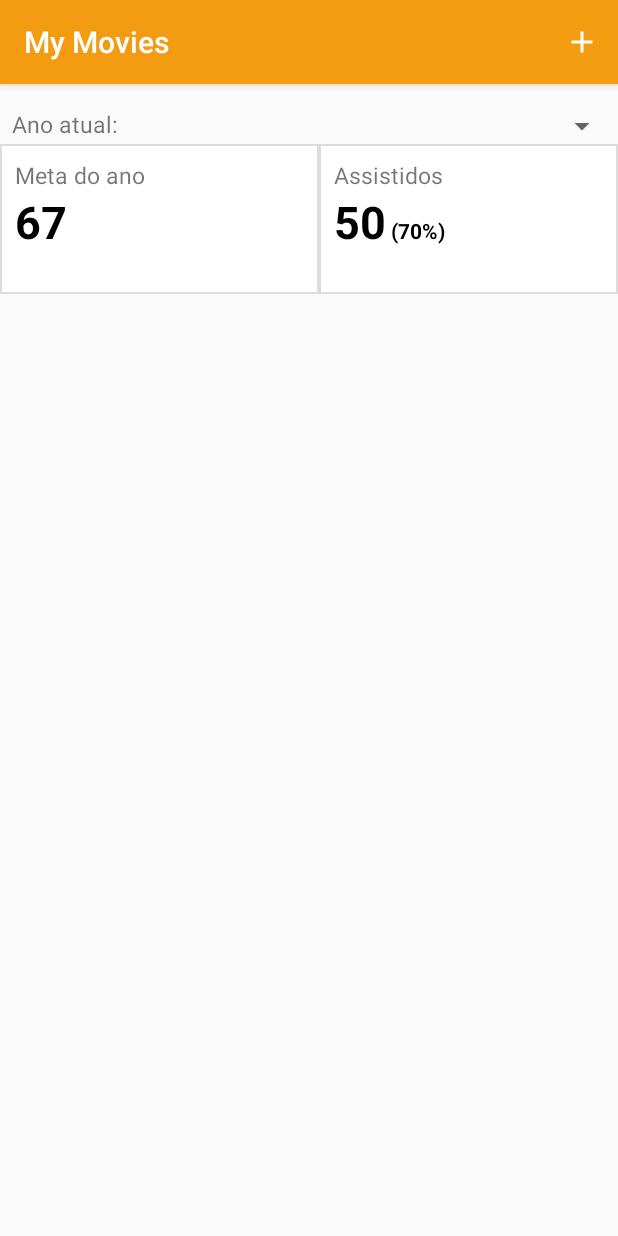
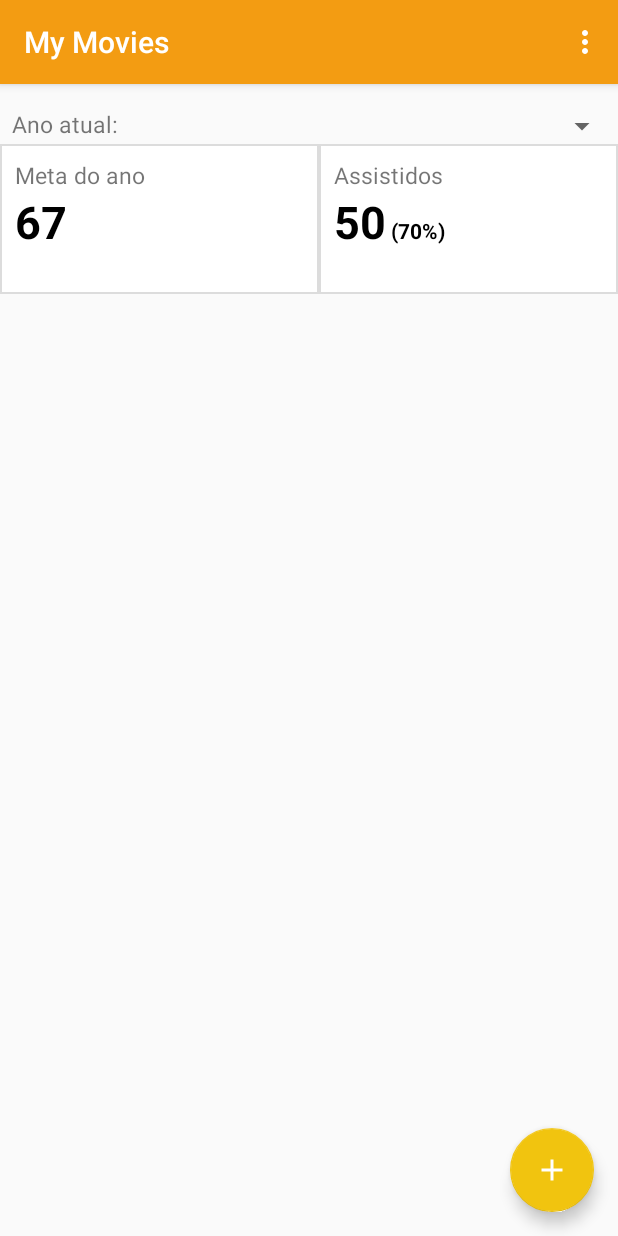
Before and after one commit to cayque16/Gerencia-Filmes, an Android app: the MainActivity screen opened directly, with no data from a screen before it, on a phone screen of 412 x 824 dp. Run offline under Robolectric (Android 15) with nearby library versions, the phone set to English and light mode, and no system bars; libraries missing offline, so code that uses them is left out: retrofit2.converter.jackson; 7 statements that could not run were skipped.

Commit message:
Adicionando um FloatingActionButton na tela inicial para cadastrar novos filmes assistidos e transformando o menu em um botao para fazer logout.

```diff
--- a/Filmes/app/src/main/java/br/com/flash/filmes/activitys/MainActivity.java
+++ b/Filmes/app/src/main/java/br/com/flash/filmes/activitys/MainActivity.java
@@ -6,6 +6,7 @@ import android.content.DialogInterface;
 import android.content.Intent;
 import android.os.Bundle;
 import android.os.Handler;
+import android.support.design.widget.FloatingActionButton;
 import android.support.v4.widget.SwipeRefreshLayout;
 import android.util.Log;
 import android.view.ContextMenu;
@@ -58,6 +59,7 @@ public class MainActivity extends SuperActivity {
     private Spinner spinnerAnoMeta;
     private Dialog dialog;
     private SwipeRefreshLayout swipeMain;
+    private FloatingActionButton btnAdd;
 
     @Override
     protected void onCreate(Bundle savedInstanceState) {
@@ -98,6 +100,14 @@ public class MainActivity extends SuperActivity {
         percentualAssistidos = findViewById(R.id.main_percentual_assistido);
         metaDoAno = findViewById(R.id.main_meta);
         spinnerAnoMeta = findViewById(R.id.main_spinner_ano_meta);
+        btnAdd = findViewById(R.id.main_btn_add);
+
+        btnAdd.setOnClickListener(new View.OnClickListener() {
+            @Override
+            public void onClick(View view) {
+                startActivity(new Intent(getBaseContext(), AddFilmeActivity.class));
+            }
+        });
 
         dialog = new Dialog(this);
         dialog = criaDialog();
@@ -279,10 +289,9 @@ public class MainActivity extends SuperActivity {
     public boolean onOptionsItemSelected(MenuItem item) {
 
         switch (item.getItemId()) {
-            case R.id.menu_main_add:
-                Intent vaiParaAddFilme = new Intent(this, AddFilmeActivity.class);
-                startActivity(vaiParaAddFilme);
-                break;
+            case R.id.menu_main_sair:
+                Toast.makeText(this, "Logout", Toast.LENGTH_SHORT).show();
+            break;
         }
 
         return super.onOptionsItemSelected(item);
--- a/Filmes/app/src/main/res/layout/activity_main.xml
+++ b/Filmes/app/src/main/res/layout/activity_main.xml
@@ -19,7 +19,7 @@
             android:layout_height="wrap_content"
             android:layout_marginLeft="8dp"
             android:layout_marginTop="8dp"
-            android:layout_weight="1"
+            android:layout_weight="3"
             android:text="Ano atual:"
             android:textSize="15sp" />
 
@@ -111,6 +111,11 @@
 
     </LinearLayout>
 
+    <FrameLayout
+        android:layout_width="wrap_content"
+        android:layout_height="wrap_content"
+        android:layout_weight="1">
+
     <android.support.v4.widget.SwipeRefreshLayout
         android:id="@+id/swipe_lista_main"
         android:layout_width="match_parent"
@@ -122,9 +127,18 @@
             android:layout_width="match_parent"
             android:layout_height="match_parent"
             android:layout_weight="1"
-            android:divider="@null">
-        </ListView>
+            android:divider="@null"></ListView>
 
     </android.support.v4.widget.SwipeRefreshLayout>
 
+    <android.support.design.widget.FloatingActionButton
+        android:id="@+id/main_btn_add"
+        android:layout_width="wrap_content"
+        android:layout_height="wrap_content"
+        android:layout_gravity="end|bottom"
+        android:layout_margin="16sp"
+        android:src="@drawable/ic_add_white" />
+
+    </FrameLayout>
+
 </LinearLayout>
--- a/Filmes/app/src/main/res/menu/menu_lista_filmes.xml
+++ b/Filmes/app/src/main/res/menu/menu_lista_filmes.xml
@@ -3,7 +3,7 @@
     xmlns:app="http://schemas.android.com/apk/res-auto">
     <item
         android:id="@+id/menu_lista_filmes_add"
-        android:icon="@drawable/ic_add_black"
+        android:icon="@drawable/ic_add_white"
         android:title="Adicionar"
         app:showAsAction="always"></item>
 </menu>
--- a/Filmes/app/src/main/res/menu/menu_main.xml
+++ b/Filmes/app/src/main/res/menu/menu_main.xml
@@ -3,8 +3,6 @@
     xmlns:app="http://schemas.android.com/apk/res-auto">
 
     <item
-        android:id="@+id/menu_main_add"
-        android:icon="@drawable/ic_add_black"
-        android:title="Adicionar"
-        app:showAsAction="always"></item>
+        android:id="@+id/menu_main_sair"
+        android:title="Logout"></item>
 </menu>
```
Also changed, not shown: Filmes/app/src/main/res/drawable/ic_add_white.xml (renamed from Filmes/app/src/main/res/drawable/ic_add_black.xml).
